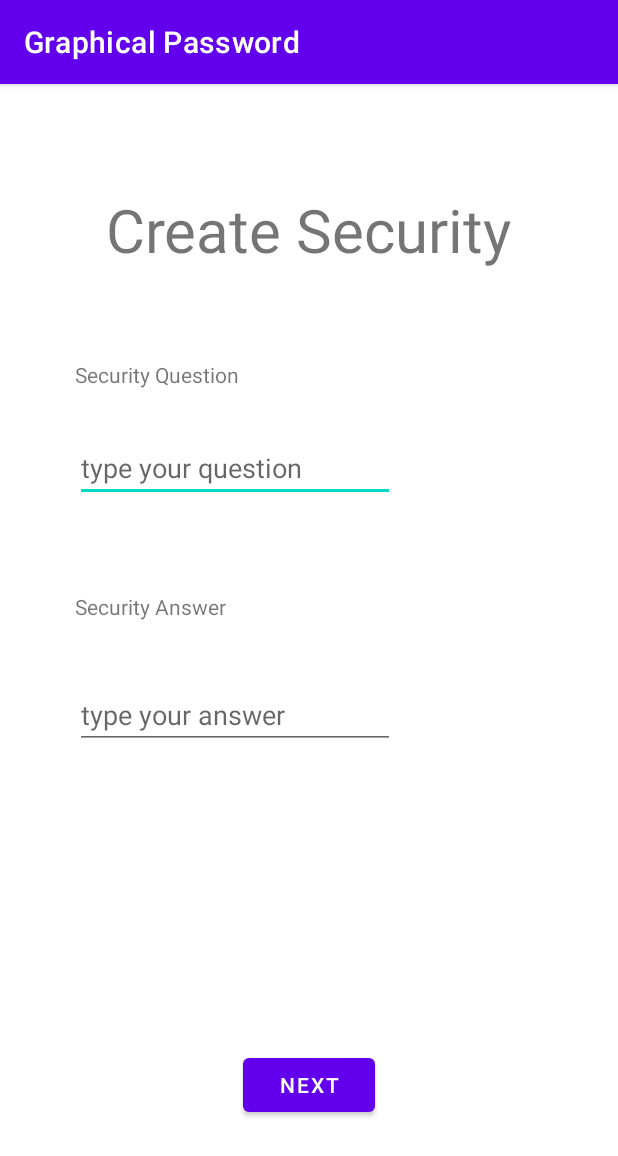
After one commit to kbb233/gpassword, an Android app: the SecuritySetUp screen opened directly, with no data from a screen before it, on a phone screen of 412 x 824 dp. The commit adds this screen. Shown: the top 1156 px of the screen. Run offline under Robolectric (Android 15) with nearby library versions, the phone set to English and light mode, and no system bars.

Commit message:
register function complete

```diff
--- a/app/src/main/AndroidManifest.xml
+++ b/app/src/main/AndroidManifest.xml
@@ -18,6 +18,9 @@
         <activity android:name=".Login"/>
         <activity android:name=".Register"/>
         <activity android:name=".CreatePassword"/>
+        <activity android:name=".CreateProfile"/>
+        <activity android:name=".UserProfile"/>
+        <activity android:name=".SecuritySetUp"/>
         <activity android:name=".GraphicalPasswordActivity"/>
         <activity android:name=".MainActivity"
             android:exported="true">
--- /dev/null
+++ b/app/src/main/java/com/example/graphicalpassword/SecuritySetUp.java
@@ -0,0 +1,47 @@
+package com.example.graphicalpassword;
+
+import android.content.Intent;
+import android.os.Bundle;
+import android.view.View;
+import android.widget.Button;
+import android.widget.EditText;
+import android.widget.Toast;
+
+import androidx.appcompat.app.AppCompatActivity;
+
+
+public class SecuritySetUp extends AppCompatActivity {
+    private EditText securityQuestionText;
+    private EditText securityAnswerText;
+    protected void onCreate(Bundle savedInstanceState) {
+        super.onCreate(savedInstanceState);
+        setContentView(R.layout.create_security);
+
+        securityQuestionText = findViewById(R.id.security_question_text);
+        securityAnswerText = findViewById(R.id.security_answer_text);
+        Button createAccountButton = findViewById(R.id.create_security_btn);
+        createAccountButton.setOnClickListener(new View.OnClickListener() {
+            @Override
+            public void onClick(View view) {
+                String securityQuestion = securityQuestionText.getText().toString();
+                String securityAnswer = securityAnswerText.getText().toString();
+
+                if (!securityQuestion.isEmpty() && !securityAnswer.isEmpty()) {
+                    // Send data to CreateProfile.class
+                    Intent createProfileIntent = new Intent(SecuritySetUp.this, CreateProfile.class);
+
+                    createProfileIntent.putExtra("username", getIntent().getStringExtra("username"));
+                    createProfileIntent.putExtra("textPassword", getIntent().getStringExtra("textPassword"));
+                    createProfileIntent.putExtra("graphicalPassword", getIntent().getStringExtra("graphicalPassword"));
+                    createProfileIntent.putExtra("securityQuestion", securityQuestion);
+                    createProfileIntent.putExtra("securityAnswer", securityAnswer);
+
+                    startActivity(createProfileIntent);
+                } else {
+                    // Security question or answer is empty
+                    Toast.makeText(SecuritySetUp.this, "Please enter both security question and answer", Toast.LENGTH_SHORT).show();
+                }
+            }
+        });
+    }
+}
--- /dev/null
+++ b/app/src/main/res/layout/create_security.xml
@@ -0,0 +1,76 @@
+<?xml version="1.0" encoding="utf-8"?>
+<androidx.constraintlayout.widget.ConstraintLayout xmlns:android="http://schemas.android.com/apk/res/android"
+    xmlns:app="http://schemas.android.com/apk/res-auto"
+    xmlns:tools="http://schemas.android.com/tools"
+    android:layout_width="match_parent"
+    android:layout_height="match_parent">
+
+    <TextView
+        android:id="@+id/textView9"
+        android:layout_width="wrap_content"
+        android:layout_height="wrap_content"
+        android:layout_marginStart="150dp"
+        android:layout_marginTop="70dp"
+        android:layout_marginEnd="150dp"
+        android:text="Create Security"
+        android:textSize="40sp"
+        app:layout_constraintEnd_toEndOf="parent"
+        app:layout_constraintStart_toStartOf="parent"
+        app:layout_constraintTop_toTopOf="parent" />
+
+    <TextView
+        android:id="@+id/textView13"
+        android:layout_width="wrap_content"
+        android:layout_height="wrap_content"
+        android:layout_marginStart="50dp"
+        android:layout_marginTop="60dp"
+        android:text="Security Question"
+        app:layout_constraintStart_toStartOf="parent"
+        app:layout_constraintTop_toBottomOf="@+id/textView9" />
+
+    <EditText
+        android:id="@+id/security_question_text"
+        android:layout_width="wrap_content"
+        android:layout_height="wrap_content"
+        android:layout_marginStart="50dp"
+        android:layout_marginTop="30dp"
+        android:ems="10"
+        android:hint="type your question"
+        android:inputType="textPersonName"
+        app:layout_constraintStart_toStartOf="parent"
+        app:layout_constraintTop_toBottomOf="@+id/textView13" />
+
+    <TextView
+        android:id="@+id/textView15"
+        android:layout_width="wrap_content"
+        android:layout_height="wrap_content"
+        android:layout_marginStart="50dp"
+        android:layout_marginTop="60dp"
+        android:text="Security Answer"
+        app:layout_constraintStart_toStartOf="parent"
+        app:layout_constraintTop_toBottomOf="@+id/security_question_text" />
+
+    <EditText
+        android:id="@+id/security_answer_text"
+        android:layout_width="wrap_content"
+        android:layout_height="wrap_content"
+        android:layout_marginStart="50dp"
+        android:layout_marginTop="40dp"
+        android:ems="10"
+        android:hint="type your answer"
+        android:inputType="textPersonName"
+        app:layout_constraintStart_toStartOf="parent"
+        app:layout_constraintTop_toBottomOf="@+id/textView15" />
+
+    <Button
+        android:id="@+id/create_security_btn"
+        android:layout_width="wrap_content"
+        android:layout_height="wrap_content"
+        android:layout_marginStart="100dp"
+        android:layout_marginTop="200dp"
+        android:layout_marginEnd="100dp"
+        android:text="NEXT"
+        app:layout_constraintEnd_toEndOf="parent"
+        app:layout_constraintStart_toStartOf="parent"
+        app:layout_constraintTop_toBottomOf="@+id/security_answer_text" />
+</androidx.constraintlayout.widget.ConstraintLayout>
```
Also changed, not shown: app/src/main/java/com/example/graphicalpassword/CreatePassword.java (+38 -1 lines), app/src/main/java/com/example/graphicalpassword/CreateProfile.java (added, +59 -0 lines), app/src/main/java/com/example/graphicalpassword/UserProfile.java (added, +73 -0 lines), app/src/main/res/layout/create_password.xml (+12 -0 lines), app/src/main/res/layout/create_profile.xml (added, +56 -0 lines), app/src/main/res/layout/user_profile.xml (added, +60 -0 lines).
